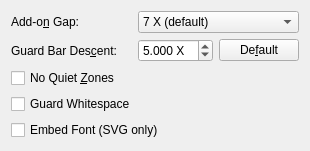
Qt form frontend_qt/grpUPCEAN.ui (zint/zint) before a commit.
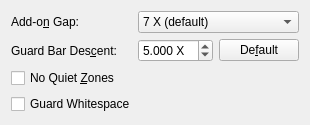
The same form after that commit.

Commit message: Actually change SVG font to "Arimo, Arial, sans-serif" ([607e4ed]) Allow `--embedfont` for non-EAN/UPC SVG also (& update GUI) SVG: add "fonts/normal_woff2.h"; use array syntax for it &   "fonts/upcean_woff2.h" to avoid large strings GUI: embed Arimo (via "fonts/normal_ttf.h"), same as OCRB Change textgap max 5X -> 10X README: make list of barcodes 2-col table for readability win32/README: note Visual Studio 2022 re CMake

Patch:
```diff
--- a/frontend_qt/grpUPCEAN.ui
+++ b/frontend_qt/grpUPCEAN.ui
@@ -192,20 +192,6 @@
      </property>
     </widget>
    </item>
-   <item>
-    <widget class="QCheckBox" name="chkUPCEANEmbedVectorFont">
-     <property name="text">
-      <string>Embed Font (SVG only)</string>
-     </property>
-     <property name="checked">
-      <bool>false</bool>
-     </property>
-     <property name="toolTip">
-      <string>Embed OCR-B font in SVG output
-(ignored if disabled)</string>
-     </property>
-    </widget>
-   </item>
    <item>
     <spacer name="verticalSpacerUPCEAN">
      <property name="orientation">
```
The commit also changes 83 other files.
